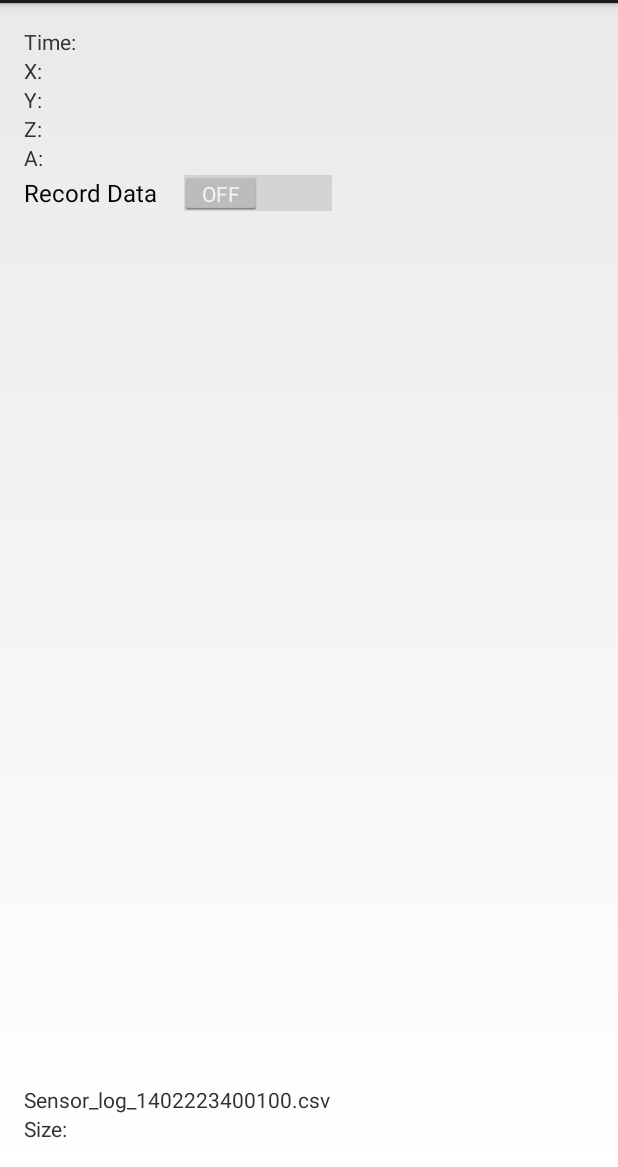
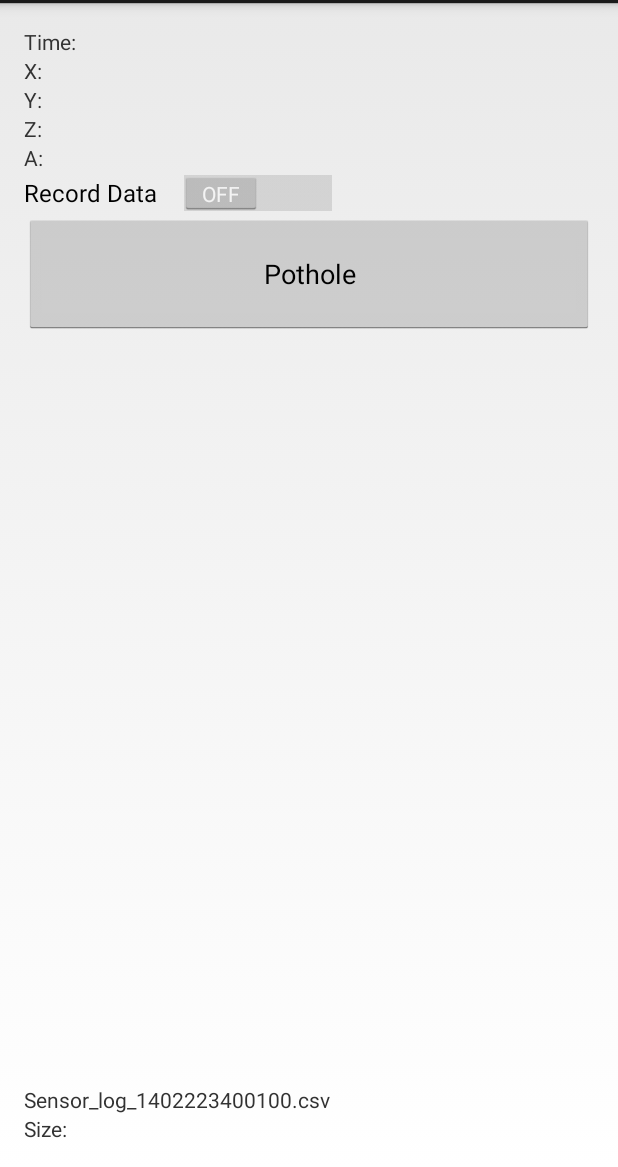
Before and after one commit to indy-pothole-tracker/sensor_helper, an Android app: the screen it shows after launch (MainActivity), on a phone screen of 412 x 824 dp, the part 69-1236 px from its top. Run offline under Robolectric (Android 15) with nearby library versions, the phone set to English and light mode, and no system bars.

Commit message:
Improved file deletion to save phone space

```diff
--- a/app/src/main/java/com/davidtschida/potholesensor/MainActivity.java
+++ b/app/src/main/java/com/davidtschida/potholesensor/MainActivity.java
@@ -11,6 +11,8 @@ import android.os.AsyncTask;
 import android.os.Bundle;
 import android.os.Environment;
 import android.util.Log;
+import android.view.View;
+import android.widget.Button;
 import android.widget.CompoundButton;
 import android.widget.Switch;
 import android.widget.TextView;
@@ -26,20 +28,24 @@ import java.net.HttpURLConnection;
 import java.net.MalformedURLException;
 import java.net.URL;
 
-
 public class MainActivity extends Activity implements SensorEventListener {
 
     private SensorManager sensorManager;
     private Sensor sensor;
+
+    private long initialLength;
 
     private double currentX, currentY, currentZ;
     private int accuracy;
 
     TextView x,y,z, acc, time, file_size, file_name;
     Switch _switch;
+    Button btn_pothole;
 
     File file;
     BufferedWriter out;
+
+    boolean pothole = false;
 
     ProgressDialog dialog = null;
 
@@ -57,7 +63,10 @@ public class MainActivity extends Activity implements SensorEventListener {
         time.setText("Time:"+ _time);
 
         try {
-            out.write(_time + ", " + currentX+ ", " + currentY + ", " + currentZ+ ", " + accuracy + "\n");
+            out.write(_time + ", " + currentX+ ", " + currentY + ", " + currentZ+ ", " + accuracy);
+            if(pothole) out.write(", true");
+            pothole=false;
+            out.newLine();
         } catch (IOException e) {
             Log.e("MainActivity", "Unable to write to file", e);
         }
@@ -77,6 +86,19 @@ public class MainActivity extends Activity implements SensorEventListener {
         sensorManager = (SensorManager) getSystemService(Context.SENSOR_SERVICE);
         sensor = sensorManager.getDefaultSensor(Sensor.TYPE_LINEAR_ACCELERATION);
 
+        initViews();
+
+        _switch.setOnCheckedChangeListener(new MyOnCheckedChangeListener());
+
+        btn_pothole.setOnClickListener(new View.OnClickListener() {
+            @Override
+            public void onClick(View v) {
+                pothole = true;
+            }
+        });
+    }
+
+    private void initViews() {
         x = (TextView) findViewById(R.id.sensor_x);
         y = (TextView) findViewById(R.id.sensor_y);
         z = (TextView) findViewById(R.id.sensor_z);
@@ -85,8 +107,7 @@ public class MainActivity extends Activity implements SensorEventListener {
         _switch = (Switch) findViewById(R.id._switch);
         file_size = (TextView) findViewById(R.id.file_size);
         file_name = (TextView) findViewById(R.id.file_name);
-
-        _switch.setOnCheckedChangeListener(new MyOnCheckedChangeListener());
+        btn_pothole = (Button) findViewById(R.id.pothole);
     }
 
     @Override
@@ -110,8 +131,11 @@ public class MainActivity extends Activity implements SensorEventListener {
 
             out = new BufferedWriter(filewriter);
 
+            out.write("time(unix), x, y, z, accuracy, pothole\n");
 
-            out.write("time(unix), x, y, z, accuracy\n");
+            out.flush();
+
+            initialLength = file.length();
         } catch (IOException e) {
             Log.e("MainActivity", "Unable to create writer", e);
             finish();
@@ -143,7 +167,7 @@ public class MainActivity extends Activity implements SensorEventListener {
             Log.e("MainActivity", "Unable to close writer", e);
             finish();
         }
-        if(file.length() == 0)
+        if(file.length() == initialLength)
         {
             if(!file.delete())
             {
@@ -152,7 +176,7 @@ public class MainActivity extends Activity implements SensorEventListener {
         }
     }
 
-    public int uploadFile(String fileName) {
+    private int uploadFile(String fileName) {
         String upLoadServerUri = getString(R.string.url);
         int serverResponseCode = 0;
 
@@ -252,8 +276,7 @@ public class MainActivity extends Activity implements SensorEventListener {
 
                 runOnUiThread(new Runnable() {
                     public void run() {
-                        Toast.makeText(MainActivity.this, "MalformedURLException",
-                                Toast.LENGTH_SHORT).show();
+                        Toast.makeText(MainActivity.this, "MalformedURLException", Toast.LENGTH_SHORT).show();
                     }
                 });
 
--- a/app/src/main/res/layout/activity_main.xml
+++ b/app/src/main/res/layout/activity_main.xml
@@ -63,4 +63,11 @@
         android:layout_below="@id/sensor_acc"
         android:text="Record Data"/>
 
+    <Button
+        android:id="@+id/pothole"
+        android:layout_width="match_parent"
+        android:layout_height="80dp"
+        android:layout_below="@+id/_switch"
+        android:text="Pothole"/>
+
 </RelativeLayout>
```
